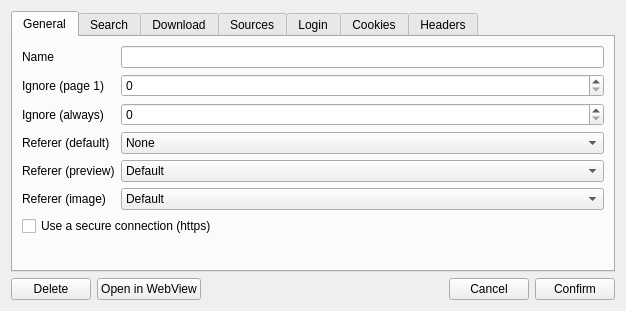
This is src/gui/src/sources/sources-settings-window.ui in Bionus/imgbrd-grabber as Qt 5 draws it before an edit. The edited form follows.
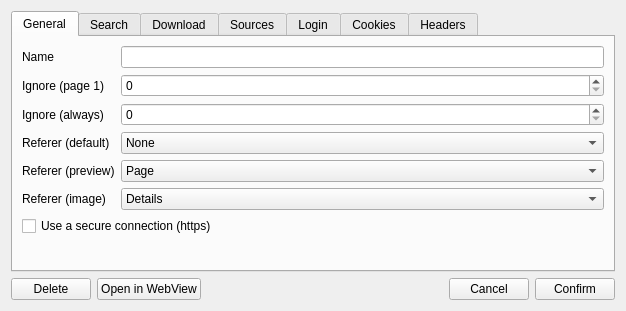
This is the edited form. Icons and pictures are not drawn.

Commit message: fix: use page/details referer by default for preview/images (fix #3660)

Patch:
```diff
--- a/src/gui/src/sources/sources-settings-window.ui
+++ b/src/gui/src/sources/sources-settings-window.ui
@@ -101,11 +101,9 @@
        </item>
        <item row="4" column="1">
         <widget class="QComboBox" name="comboRefererPreview">
-         <item>
-          <property name="text">
-           <string>Default</string>
-          </property>
-         </item>
+         <property name="currentIndex">
+          <number>2</number>
+         </property>
          <item>
           <property name="text">
            <string>None</string>
@@ -137,11 +135,9 @@
        </item>
        <item row="5" column="1">
         <widget class="QComboBox" name="comboRefererImage">
-         <item>
-          <property name="text">
-           <string>Default</string>
-          </property>
-         </item>
+         <property name="currentIndex">
+          <number>3</number>
+         </property>
          <item>
           <property name="text">
            <string>None</string>
```
The commit also changes 2 other files.
